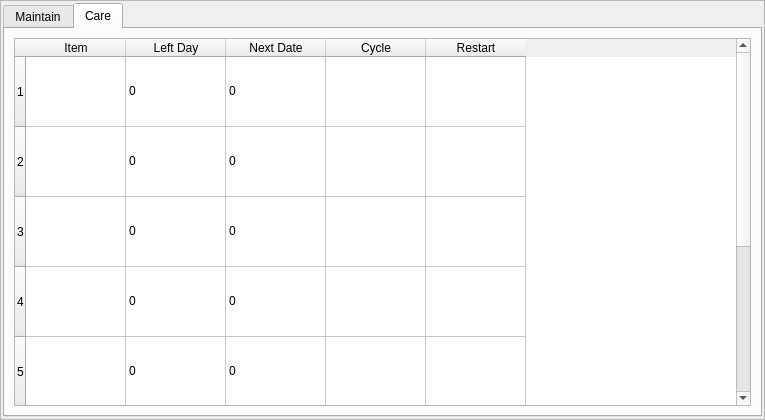
Old version of the form hcmaintains/icupdatesystempage.ui in the repository dongdong-2009/3-5AxisRobot.
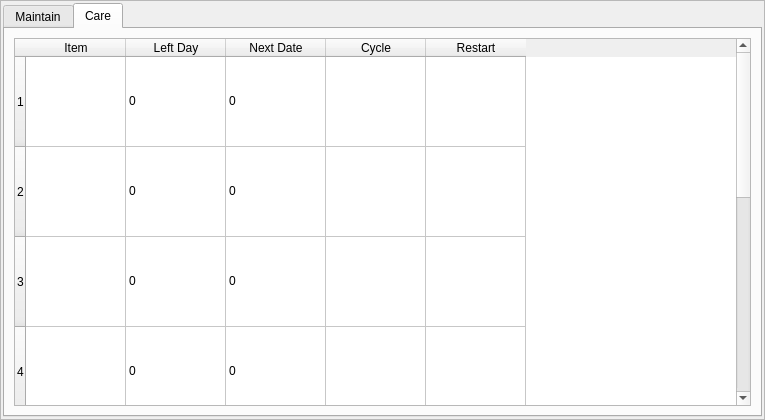
New version of the form. The open tabs and pages were chosen to show the change. Custom widgets are drawn as their Qt base class.

```diff
--- a/hcmaintains/icupdatesystempage.ui
+++ b/hcmaintains/icupdatesystempage.ui
@@ -279,7 +279,7 @@
           <set>QAbstractItemView::NoEditTriggers</set>
          </property>
          <attribute name="verticalHeaderDefaultSectionSize">
-          <number>70</number>
+          <number>90</number>
          </attribute>
          <attribute name="verticalHeaderMinimumSectionSize">
           <number>70</number>
```
